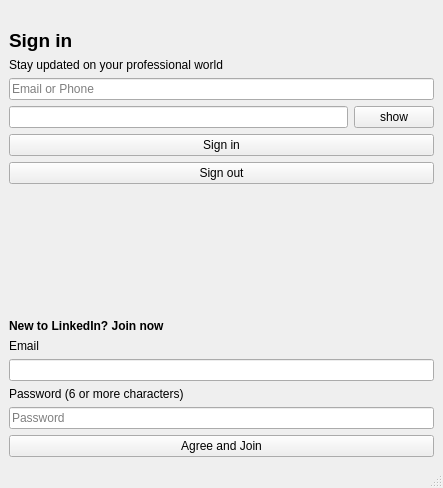
Qt form main_ui.ui (nae9on/LoginSystemPyQt5) before a commit.
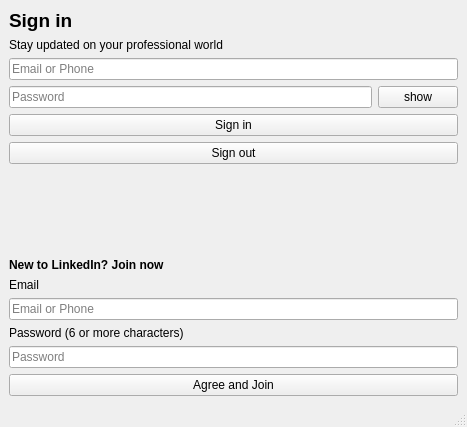
The same form after that commit. Icons and pictures are not drawn.

Patch:
```diff
--- a/main_ui.ui
+++ b/main_ui.ui
@@ -6,8 +6,8 @@
    <rect>
     <x>0</x>
     <y>0</y>
-    <width>443</width>
-    <height>488</height>
+    <width>467</width>
+    <height>427</height>
    </rect>
   </property>
   <property name="font">
@@ -23,16 +23,6 @@
    <layout class="QHBoxLayout" name="horizontalLayout">
     <item>
      <layout class="QVBoxLayout" name="verticalLayout">
-      <item>
-       <widget class="QLabel" name="label_linked_in_logo">
-        <property name="text">
-         <string/>
-        </property>
-        <property name="pixmap">
-         <pixmap>C:/Users/ahkad/Desktop/LinkedIn.JPG</pixmap>
-        </property>
-       </widget>
-      </item>
       <item>
        <widget class="QLabel" name="label_sign_in">
         <property name="font">
@@ -68,6 +58,9 @@
           <property name="echoMode">
            <enum>QLineEdit::Password</enum>
           </property>
+          <property name="placeholderText">
+           <string>Password</string>
+          </property>
          </widget>
         </item>
         <item>
@@ -127,7 +120,11 @@
        </widget>
       </item>
       <item>
-       <widget class="QLineEdit" name="lineEdit_new_email"/>
+       <widget class="QLineEdit" name="lineEdit_new_email">
+        <property name="placeholderText">
+         <string>Email or Phone</string>
+        </property>
+       </widget>
       </item>
       <item>
        <widget class="QLabel" name="label_new_password">
```
